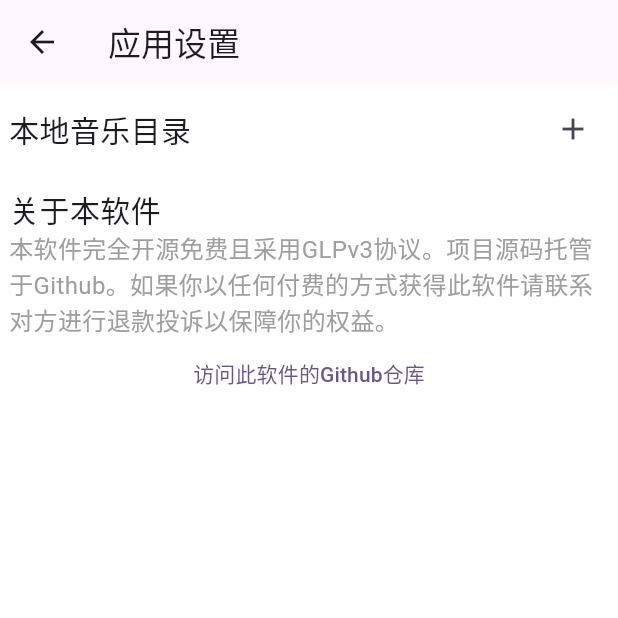
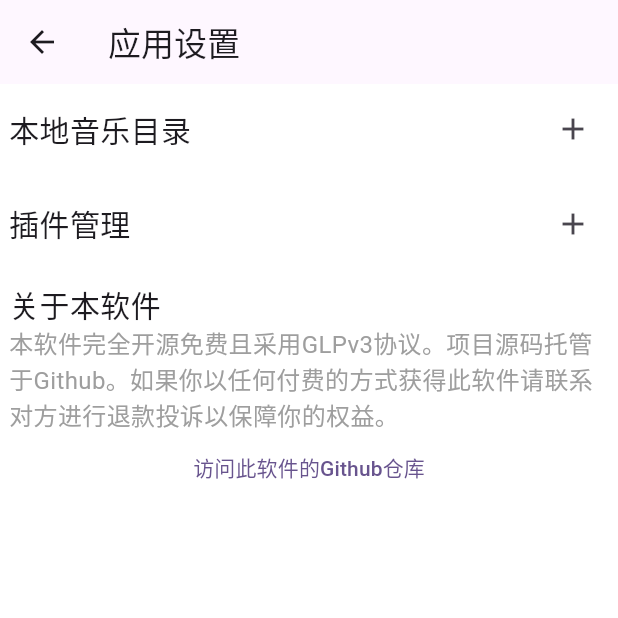
Before and after one commit to PanRui1999/sound_free, a Flutter app: the SettingsScreen screen opened directly, on a phone screen of 412 x 824 dp, the top half of it. Run offline on Flutter 3.47's test engine with Material 3 defaults, Android fonts, the phone set to English and light mode, and no system bars; our stand-ins replace hive, hive_flutter, just_audio, permission_handler; missing offline and left inert: lua_dardo; accounts and stored records are empty.

```diff
--- a/lib/ui/android/screens/settings_screen.dart
+++ b/lib/ui/android/screens/settings_screen.dart
@@ -1,9 +1,8 @@
 import 'package:flutter/material.dart';
-import 'package:url_launcher/url_launcher.dart';
-import 'package:file_picker/file_picker.dart';
 import 'package:permission_handler/permission_handler.dart';
 import 'package:sound_free/controllers/app_settings_controller.dart';
 import 'package:sound_free/tools/file_tools.dart';
+import 'package:url_launcher/url_launcher.dart';
 
 class SettingsScreen extends StatefulWidget {
   final _appSettingsController = AppSettingsController();
@@ -33,7 +32,9 @@ class _SettingsScreen extends State<SettingsScreen> {
         padding: EdgeInsetsGeometry.all(6),
         child: ListView(
           children: [
-            _buildScanDirectory(context),
+            _buildScanDirectoryItem(context),
+            SizedBox(height: 15),
+            _buildPluginsManagerItem(),
             SizedBox(height: 15),
             Column(
               crossAxisAlignment: CrossAxisAlignment.stretch,
@@ -70,7 +71,29 @@ class _SettingsScreen extends State<SettingsScreen> {
     );
   }
 
-  Widget _buildScanDirectory(context) {
+  Widget _buildPluginsManagerItem() {
+    Column w = Column(
+      crossAxisAlignment: CrossAxisAlignment.start,
+      children: [
+        Row(
+          mainAxisSize: MainAxisSize.max,
+          children: [
+            Text("插件管理", style: TextStyle(fontSize: 20.0)),
+            Spacer(),
+            IconButton(
+              onPressed: () {},
+              icon: Icon(Icons.add)
+            ),
+          ],
+        ),
+      ],
+    );
+    // searching installed plugins
+
+    return w;
+  }
+
+  Widget _buildScanDirectoryItem(context) {
     List<Widget> scanningItems = [];
     for (var path in _scanningPaths!) {
       scanningItems.add(
--- a/pubspec.yaml
+++ b/pubspec.yaml
@@ -43,6 +43,7 @@ dependencies:
   file_picker: ^10.1.9
   permission_handler: ^12.0.0+1
   path: ^1.9.1
+  lua_dardo: ^0.0.5
 
 dev_dependencies:
   flutter_test:
```
Also changed, not shown: lib/tools/lua_engine.dart (added, +16 -0 lines), pubspec.lock.
